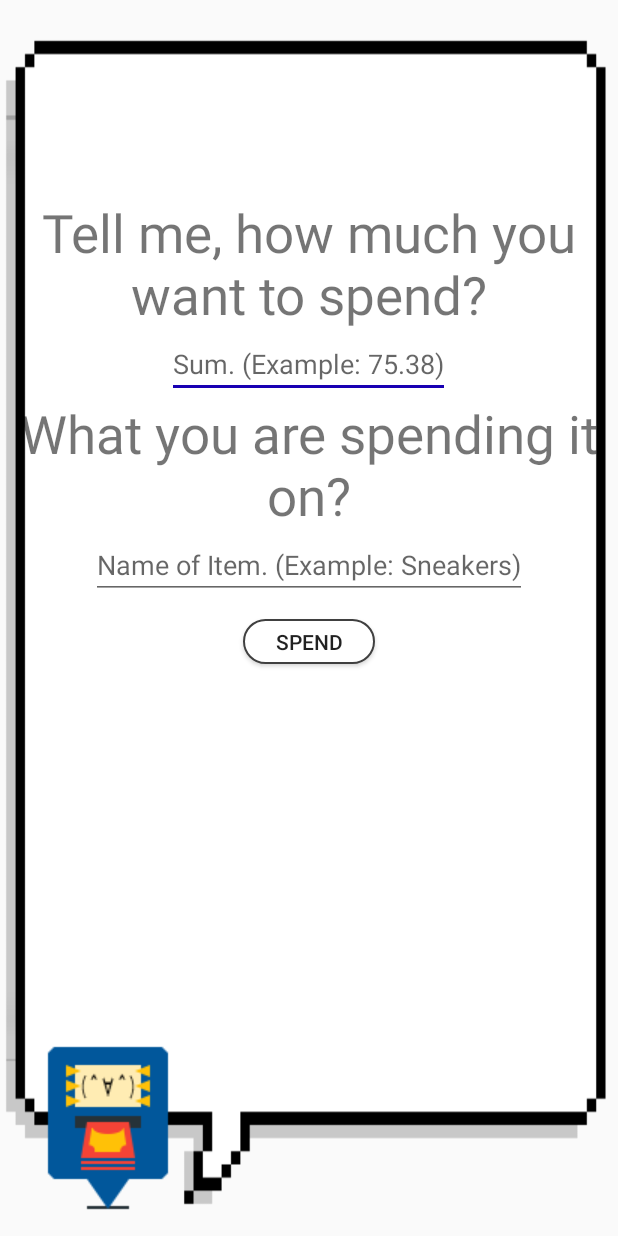
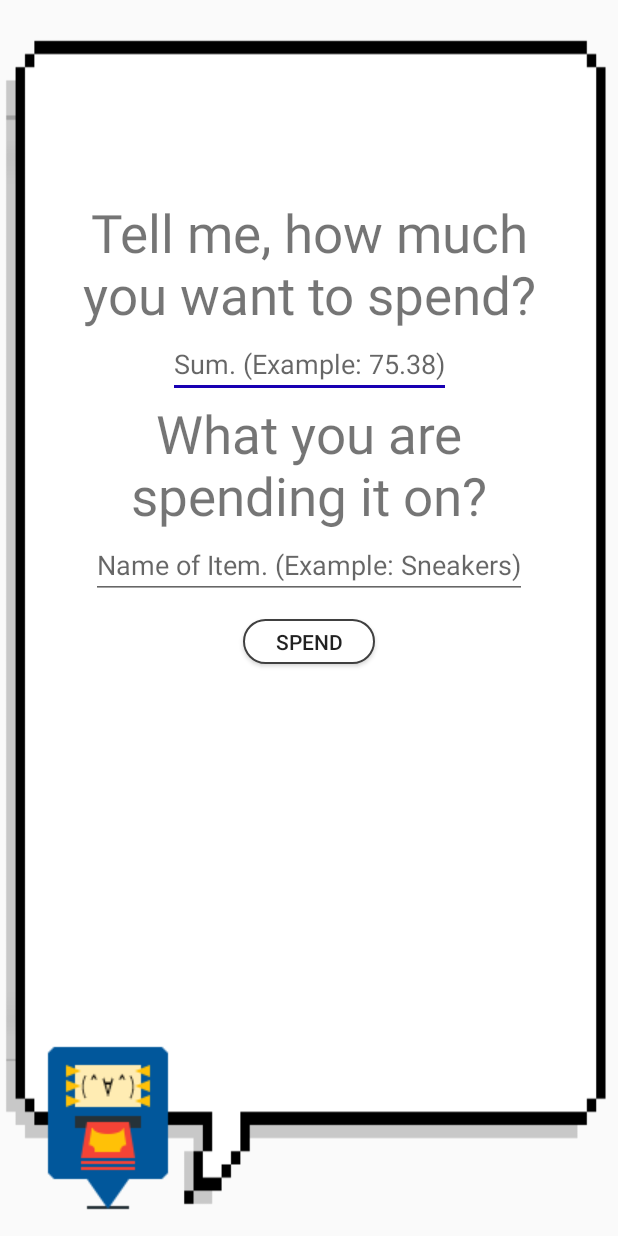
Before and after one commit to rbeat/cashy, an Android app: the Assistant screen opened directly, with no data from a screen before it, after a tap on "SPEND MONEY", on a phone screen of 412 x 824 dp. Run offline under Robolectric (Android 15) with nearby library versions, the phone set to English and light mode, and no system bars; our stand-ins replace Firebase (no records; nobody signed in at launch, a user with empty details on screens opened directly); 2 statements that could not run were skipped.

Commit message:
Fixed: 1. Database (Payments history) 2. ListView in ShowSpends changed to a Payments history
Added:
PaymentsAdapter

```diff
--- a/src/main/java/gq/rbeat/cashy/ShowSpends.java
+++ b/src/main/java/gq/rbeat/cashy/ShowSpends.java
@@ -25,7 +25,7 @@ public class ShowSpends extends AppCompatActivity {
     TextToSpeech tts;
     ImageView imgView;
     private ListView listView;
-    private BillsAdapter adapter;
+    private PaymentsAdapter adapter;
 
     private DatabaseReference mDatabase;
 
@@ -68,7 +68,7 @@ public class ShowSpends extends AppCompatActivity {
 
     public void getBills() {
         listView = findViewById(R.id.listBills);
-        adapter = new BillsAdapter(this, current.getToPay());
+        adapter = new PaymentsAdapter(this, current.getPayment());
         listView.setAdapter(adapter);
 
     }
--- a/src/main/res/layout/activity_add_bills.xml
+++ b/src/main/res/layout/activity_add_bills.xml
@@ -45,7 +45,7 @@
 
         <TextView
             android:id="@+id/addText1"
-            android:layout_width="wrap_content"
+            android:layout_width="322dp"
             android:layout_height="wrap_content"
             android:gravity="center"
             android:text="Let's say, you need to pay for something monthly. \nHow much you need to spend on it?"
--- a/src/main/res/layout/activity_setup.xml
+++ b/src/main/res/layout/activity_setup.xml
@@ -73,7 +73,7 @@
             android:hint="John Appleseed" />
 
         <TextView
-            android:layout_width="wrap_content"
+            android:layout_width="350dp"
             android:layout_height="wrap_content"
             android:gravity="center"
             android:text="Let's talk money. How much you have as for right now?"
--- a/src/main/res/layout/activity_spend.xml
+++ b/src/main/res/layout/activity_spend.xml
@@ -44,7 +44,7 @@
 
         <TextView
             android:id="@+id/spendText1"
-            android:layout_width="wrap_content"
+            android:layout_width="330dp"
             android:layout_height="wrap_content"
             android:gravity="center"
             android:text="Tell me, how much you want to spend?"
@@ -65,12 +65,12 @@
 
         <TextView
             android:id="@+id/spendText2"
-            android:visibility="visible"
-            android:layout_width="wrap_content"
+            android:layout_width="315dp"
             android:layout_height="wrap_content"
             android:gravity="center"
             android:text="What you are spending it on?"
             android:textSize="35dp"
+            android:visibility="visible"
             app:layout_constraintBottom_toBottomOf="parent"
             app:layout_constraintLeft_toLeftOf="parent"
             app:layout_constraintRight_toRightOf="parent"
```
Also changed, not shown: src/main/java/gq/rbeat/cashy/PaymentsAdapter.java (added, +40 -0 lines), src/main/java/gq/rbeat/cashy/User.java (+8 -0 lines), 10 other files.
